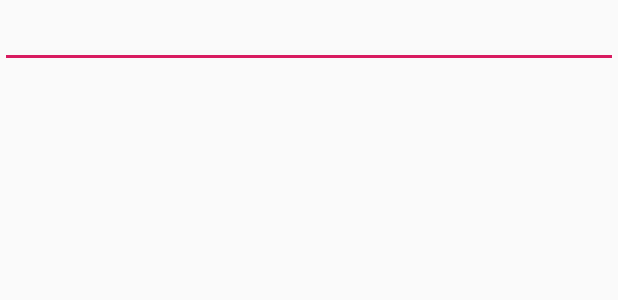
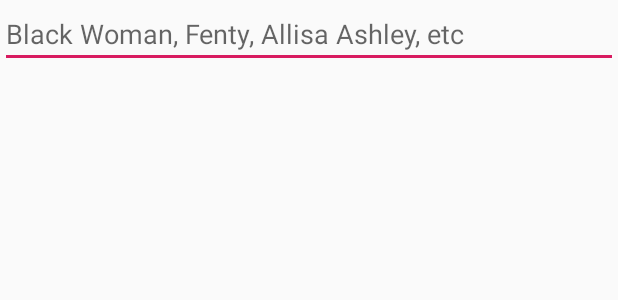
Before and after one commit to Cortlandd/CosRoulette-Android, an Android app: the layout dialog_new_filter.xml on its own in the app's theme, with its tools: preview values and no code run, on a phone screen of 412 x 824 dp. Shown: the top 300 px of the screen. Run offline under Robolectric (Android 15) with nearby library versions, the phone set to English and light mode, and no system bars.

Commit message:
Added hint to filter text.

```diff
--- a/app/src/main/res/layout/dialog_new_filter.xml
+++ b/app/src/main/res/layout/dialog_new_filter.xml
@@ -5,6 +5,7 @@
 
     <EditText
         android:id="@+id/filter"
+        android:hint="Black Woman, Fenty, Allisa Ashley, etc"
         android:layout_width="match_parent"
         android:layout_height="wrap_content" />
 
```
